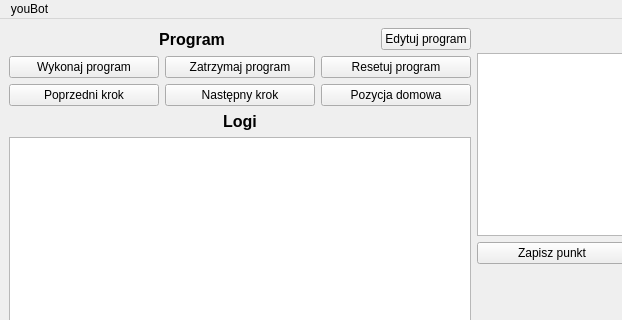
This is youbot_gui/ui/main_window.ui in arek-szczech/youbot as Qt 5 draws it before an edit; both pictures show x 0 to 622 and y 0 to 320 of the 948 by 704 pixel window. The edited form follows.
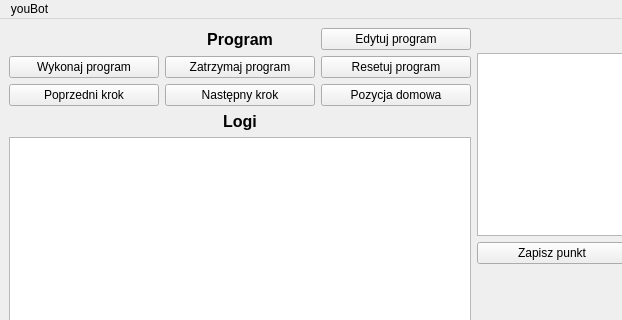
This is the edited form. Icons and pictures are not drawn.

What changed in the file:
```diff
--- a/youbot_gui/ui/main_window.ui
+++ b/youbot_gui/ui/main_window.ui
@@ -29,17 +29,11 @@
         <item>
          <layout class="QHBoxLayout" name="horizontalLayout_9">
           <item>
-           <spacer name="horizontalSpacer_2">
-            <property name="orientation">
-             <enum>Qt::Horizontal</enum>
+           <widget class="QLabel" name="label_5">
+            <property name="text">
+             <string/>
             </property>
-            <property name="sizeHint" stdset="0">
-             <size>
-              <width>40</width>
-              <height>20</height>
-             </size>
-            </property>
-           </spacer>
+           </widget>
           </item>
           <item>
            <widget class="QLabel" name="program_label">
@@ -58,19 +52,6 @@
             </property>
            </widget>
           </item>
-          <item>
-           <spacer name="horizontalSpacer">
-            <property name="orientation">
-             <enum>Qt::Horizontal</enum>
-            </property>
-            <property name="sizeHint" stdset="0">
-             <size>
-              <width>40</width>
-              <height>20</height>
-             </size>
-            </property>
-           </spacer>
-          </item>
           <item>
            <widget class="QPushButton" name="edit">
             <property name="text">
```
